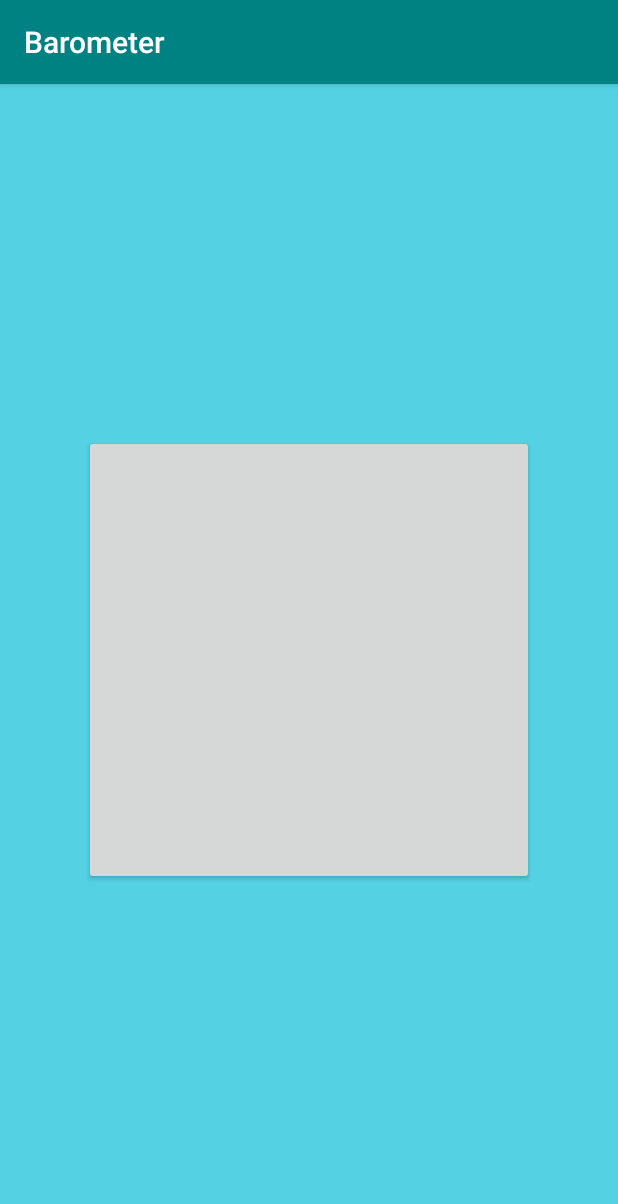
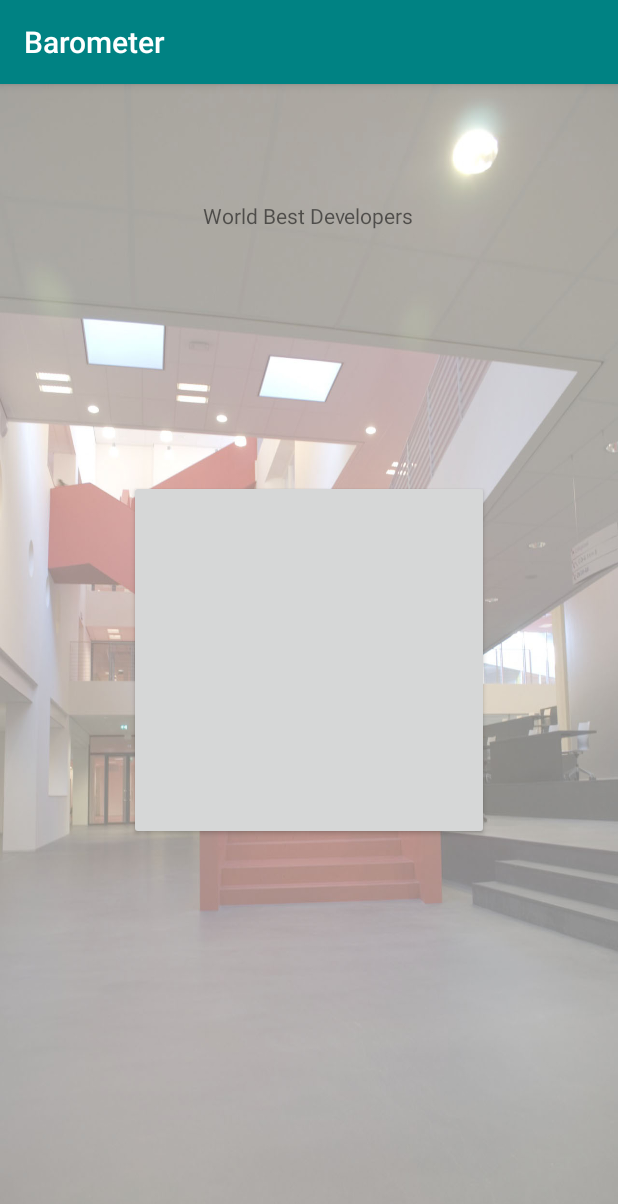
Before and after one commit to jordigraffner/barometer, an Android app: the CreditActivity screen opened directly, with no data from a screen before it, on a phone screen of 412 x 824 dp. Shown: the top 1204 px of the screen. Run offline under Robolectric (Android 15) with nearby library versions, the phone set to English and light mode, and no system bars; libraries missing offline, so code that uses them is left out: com.victor.ringbutton; plain views replace RingButton; network calls fail; 2 statements that could not run were skipped.

Commit message:
credit pagina

```diff
--- a/app/src/main/AndroidManifest.xml
+++ b/app/src/main/AndroidManifest.xml
@@ -9,7 +9,9 @@
         android:icon="@mipmap/ic_launcher"
         android:label="@string/app_name"
         android:supportsRtl="true"
-        android:theme="@style/AppTheme" >
+        android:theme="@style/AppTheme"
+        android:largeHeap="true">
+
         <activity
             android:name=".MainActivity"
             android:label="@string/app_name"
--- a/app/src/main/java/graffner/jordi/barometer/CreditActivity.java
+++ b/app/src/main/java/graffner/jordi/barometer/CreditActivity.java
@@ -16,13 +16,17 @@ public class CreditActivity extends AppCompatActivity {
         RingButton ringButton = (RingButton) findViewById(R.id.ringButton);
         ringButton.setOnClickListener(new RingButton.OnClickListener() {
             @Override
-            public void clickUp() {
+            public void clickUp() {Toast.makeText(getApplicationContext(), "Wesley Tjin " +
+                    "S1085167 " +
+                    "IKPMD", Toast.LENGTH_LONG).show();
 
             }
 
             @Override
             public void clickDown() {
-                Toast.makeText(getApplicationContext(), "Click down", Toast.LENGTH_SHORT).show();
+                Toast.makeText(getApplicationContext(), "Jordi Gräffner " +
+                        "S1075180 " +
+                        "IKPMD", Toast.LENGTH_LONG).show();
             }
         });
     }
--- a/app/src/main/java/graffner/jordi/barometer/InvoerActivity.java
+++ b/app/src/main/java/graffner/jordi/barometer/InvoerActivity.java
@@ -48,7 +48,7 @@ public class InvoerActivity extends AppCompatActivity {
                                              }
                                          }
         );
-        Cursor res = dbHelper.query(DatabaseInfo.BarometerTables.COURSE, new String[]{"*"}, null, null, null, null,DatabaseInfo.CourseColumn.PERIOD + " ASC" );
+        Cursor res = dbHelper.query(DatabaseInfo.BarometerTables.COURSE, new String[]{"*"}, null, null, null, null, null);
         res.moveToFirst();
         courseModels.add(new CourseModel(res.getString(res.getColumnIndex("name")), res.getString(res.getColumnIndex("ects")), res.getString(res.getColumnIndex("grade")), res.getString(res.getColumnIndex("period"))));
         while (res.moveToNext()) {
--- a/app/src/main/java/graffner/jordi/barometer/database/DatabaseHelper.java
+++ b/app/src/main/java/graffner/jordi/barometer/database/DatabaseHelper.java
@@ -14,7 +14,7 @@ public class DatabaseHelper extends SQLiteOpenHelper {
     public static SQLiteDatabase mSQLDB;
     private static DatabaseHelper mInstance;
     public static final String dbName = "barometer.db";
-    public static final int dbVersion = 22;
+    public static final int dbVersion = 25;
 
     public DatabaseHelper(Context ctx) {
         super(ctx, dbName, null, dbVersion);					// gebruik de super constructor.
--- a/app/src/main/res/layout/activity_credit.xml
+++ b/app/src/main/res/layout/activity_credit.xml
@@ -8,17 +8,27 @@
     android:paddingRight="@dimen/activity_horizontal_margin"
     android:paddingTop="@dimen/activity_vertical_margin"
     android:paddingBottom="@dimen/activity_vertical_margin"
-    android:background="#54D2E4"
+    android:background="@drawable/achtergrond"
 
     tools:context="graffner.jordi.barometer.CreditActivity">
 
     <com.victor.ringbutton.RingButton
         android:id="@+id/ringButton"
-                app:ringbutton_downText="Hand Write"
-        app:ringbutton_upDrawable="@drawable/pasfoto1"
-        app:ringbutton_downDrawable="@drawable/hand_write"
-        android:layout_centerInParent="true"
-        android:layout_width="300dp"
-        android:layout_height="300dp"/>
+        android:alpha="1"
+        app:ringbutton_upDrawable="@drawable/foto_klein1"
+        app:ringbutton_downDrawable="@drawable/jordi_klein"
+        android:layout_width="240dp"
+        android:layout_height="240dp"
+        android:layout_centerVertical="true"
+        android:layout_centerHorizontal="true" />
+
+    <TextView
+        android:layout_width="wrap_content"
+        android:layout_height="wrap_content"
+        android:text="World Best Developers"
+        android:id="@+id/titlecredit"
+        android:layout_alignParentTop="true"
+        android:layout_centerHorizontal="true"
+        android:layout_marginTop="62dp" />
 
 </RelativeLayout>
```
Also changed, not shown: app/src/main/res/drawable/achtergrond.jpg (added), app/src/main/res/drawable/backtwee.jpg (added), app/src/main/res/drawable/foto_klein.png (added), app/src/main/res/drawable/foto_klein1.png (added), app/src/main/res/drawable/foto_mid.png (added), app/src/main/res/drawable/jordi_klein.png (added), 1 other file.
